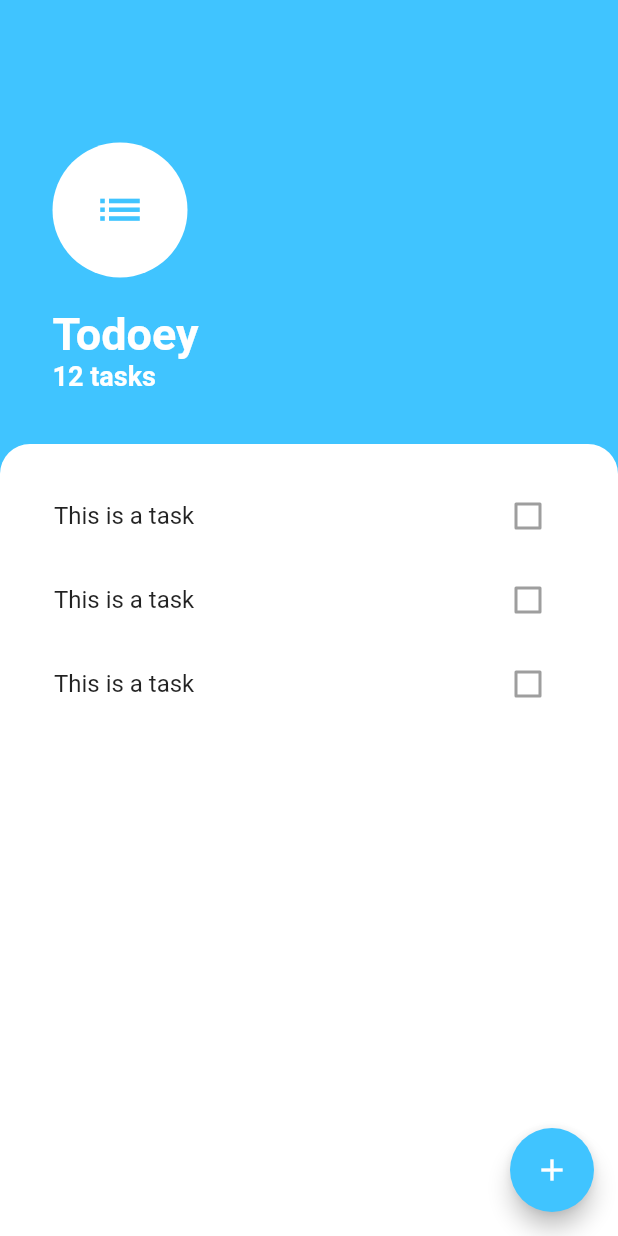
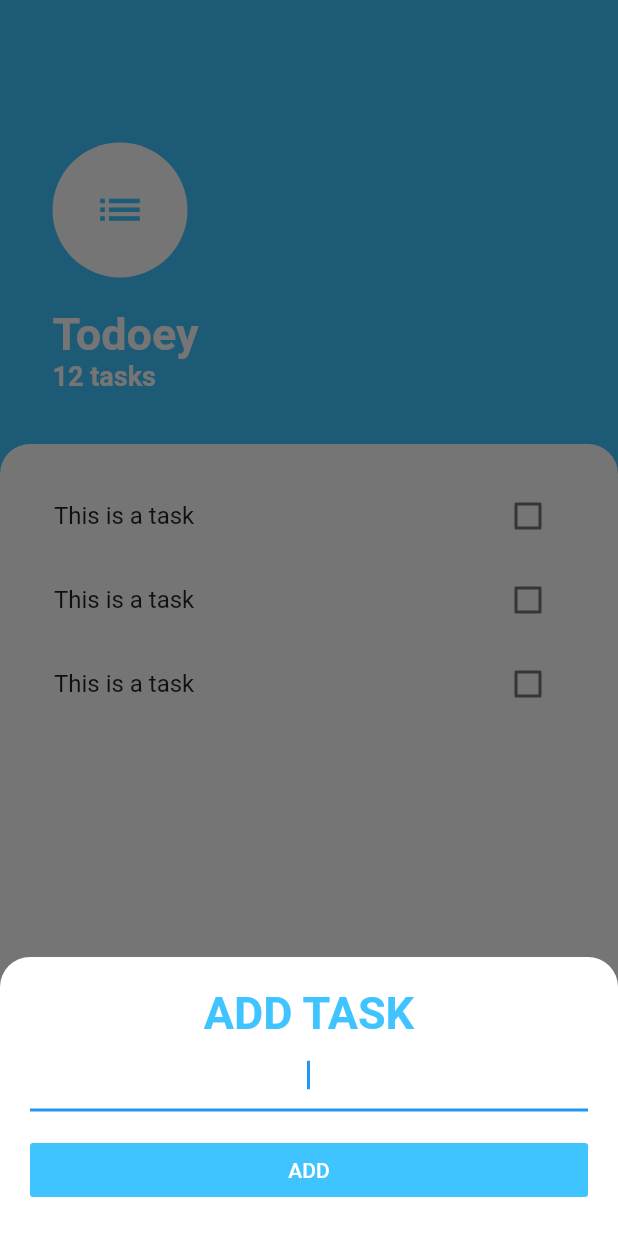
Before and after one commit to yann1294/todoey, a Flutter app: the screen it shows after launch, after a tap on the "add" icon, on a phone screen of 412 x 824 dp. Run offline on Flutter 3.47's test engine with Material 2 defaults, Android fonts, the phone set to English and light mode, and no system bars.

Commit message:
BottomSheet Widget and State Update.

```diff
--- /dev/null
+++ b/lib/screens/addTaskscreen.dart
@@ -0,0 +1,62 @@
+import 'package:flutter/material.dart';
+
+class AddTaskScreen extends StatelessWidget {
+  @override
+  Widget build(BuildContext context) {
+    return Container(
+      color: Color(0xff757575),
+      child: Container(
+        padding: EdgeInsets.all(20),
+        decoration: BoxDecoration(
+          color: Colors.white,
+          borderRadius: BorderRadius.only(
+            topLeft: Radius.circular(20),
+            topRight: Radius.circular(20)
+          )
+        ),
+        child: Column(
+          crossAxisAlignment: CrossAxisAlignment.stretch,
+          children: <Widget>[
+            Text(
+              'ADD TASK',
+              textAlign: TextAlign.center,
+              style: TextStyle(
+                color: Colors.lightBlueAccent,
+                fontSize: 30,
+                fontWeight: FontWeight.w700,
+              ),
+            ),
+            Container(),
+            TextField(
+              autofocus: true,
+              textAlign: TextAlign.center,
+//                decoration: InputDecoration(
+//                  hintText: 'Enter Task'
+//                ),
+            ),
+            SizedBox(
+              height: 15,
+            ),
+            FlatButton(
+              padding: EdgeInsets.symmetric(
+                vertical: 10,
+                horizontal: 10
+              ),
+                onPressed: (){
+                  // Add our task to the list
+
+                },
+                child: Text(
+                'ADD',
+                  style: TextStyle(
+                    color: Colors.white
+                  ),
+            ),
+              color: Colors.lightBlueAccent,
+            )
+          ],
+        ),
+      ),
+    );
+  }
+}
--- a/lib/screens/task.dart
+++ b/lib/screens/task.dart
@@ -1,8 +1,14 @@
 import 'package:flutter/material.dart';
 import 'package:todoey/widgets/task_list.dart';
 
+import 'addTaskscreen.dart';
+
 
 class TasksScreen extends StatelessWidget {
+
+  Widget buildBottomSheet(BuildContext context) => AddTaskScreen();
+
+
   @override
   Widget build(BuildContext context) {
     return Scaffold(
@@ -14,6 +20,13 @@ class TasksScreen extends StatelessWidget {
           ),
           onPressed: (){
             //
+            showModalBottomSheet(context: context, builder: (context) => SingleChildScrollView(
+              child: Container(
+                padding: EdgeInsets.only(bottom: MediaQuery.of(context).viewInsets.bottom),
+                child: AddTaskScreen(),
+              ),
+            ),
+                isScrollControlled: true);
           }
       ),
       body: Column(
--- a/lib/widgets/task_tile.dart
+++ b/lib/widgets/task_tile.dart
@@ -1,13 +1,42 @@
 import 'package:flutter/material.dart';
 
 
-class TaskTile extends StatelessWidget {
+class TaskTile extends StatefulWidget {
+
+  @override
+  _TaskTileState createState() => _TaskTileState();
+}
+
+class _TaskTileState extends State<TaskTile> {
+
+  bool isChecked = false;
 
   @override
   Widget build(BuildContext context) {
     return ListTile(
-      title: Text('This is a task'),
-      trailing: Checkbox(value: false, onChanged: null),
+      title: Text('This is a task', style: TextStyle(decoration: isChecked ? TextDecoration.lineThrough : null),),
+      trailing: TaskCheckbox(checkboxState: isChecked, togglecheckboxState: (bool currentCheckBoxState){
+        setState(() {
+          isChecked = currentCheckBoxState;
+        });
+      }),
     );
   }
 }
+
+class TaskCheckbox extends StatelessWidget {
+
+  final bool checkboxState;
+  final Function togglecheckboxState;
+
+  TaskCheckbox({this.checkboxState, this.togglecheckboxState});
+
+  @override
+  Widget build(BuildContext context) {
+    // TODO: implement build
+    return Checkbox(
+        value: checkboxState,
+        onChanged: togglecheckboxState
+    );
+  }
+}
```
